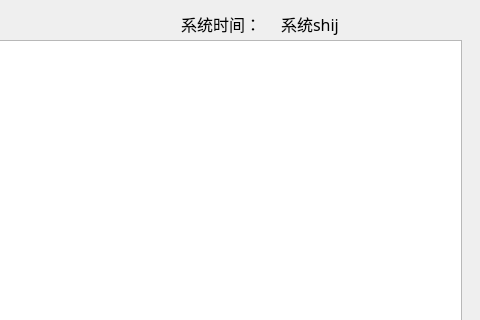
Old version of the form 1.ui in the repository successdata/python_spider; both pictures show x 759 to 1239 and y 0 to 320 of the 1239 by 724 pixel window.
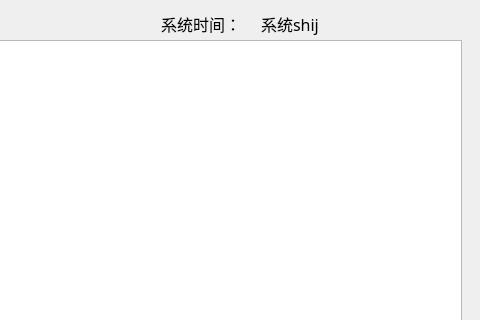
New version of the form.

Patch:
```diff
--- a/1.ui
+++ b/1.ui
@@ -214,9 +214,9 @@
    <widget class="QLabel" name="label_8">
     <property name="geometry">
      <rect>
-      <x>1040</x>
+      <x>1020</x>
       <y>10</y>
-      <width>161</width>
+      <width>201</width>
       <height>27</height>
      </rect>
     </property>
@@ -239,7 +239,7 @@
    <widget class="QLabel" name="label_9">
     <property name="geometry">
      <rect>
-      <x>940</x>
+      <x>920</x>
       <y>10</y>
       <width>101</width>
       <height>27</height>
```
